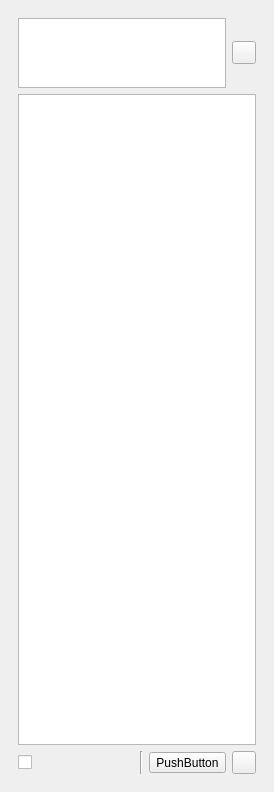
Old version of the form src/plotseditor.ui in the repository KDE/khipu.
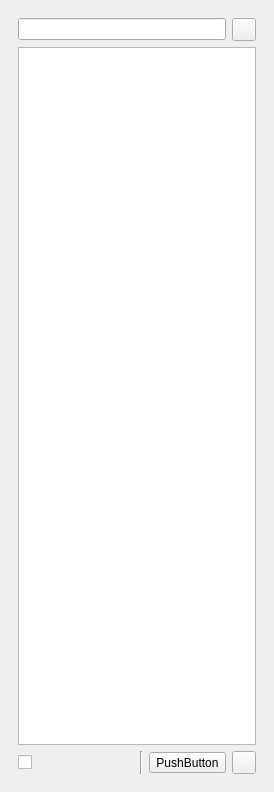
New version of the form. Icons and pictures are not drawn. Custom widgets are drawn as their Qt base class.

Commit message: Remove export to image, only wih copy the diagram to the clipboard is enough. Starting with edits that uses the dictionary model

What changed in the file:
```diff
--- a/src/plotseditor.ui
+++ b/src/plotseditor.ui
@@ -31,14 +31,7 @@
         <item>
          <layout class="QHBoxLayout" name="horizontalLayout">
           <item>
-           <widget class="ExpressionEdit" name="quickPlot">
-            <property name="sizePolicy">
-             <sizepolicy hsizetype="Expanding" vsizetype="Preferred">
-              <horstretch>0</horstretch>
-              <verstretch>0</verstretch>
-             </sizepolicy>
-            </property>
-           </widget>
+           <widget class="FunctionLibraryEdit" name="quickPlot"/>
           </item>
           <item>
            <widget class="QToolButton" name="addPlots">
@@ -683,6 +676,11 @@
    <extends>QComboBox</extends>
    <header>plotseditor.h</header>
   </customwidget>
+  <customwidget>
+   <class>FunctionLibraryEdit</class>
+   <extends>QLineEdit</extends>
+   <header>functionlibraryedit.h</header>
+  </customwidget>
  </customwidgets>
  <resources/>
  <connections>
```
Left out of the diff: 4 changed lines with no effect on the pictures. The commit also changes 5 other files.
